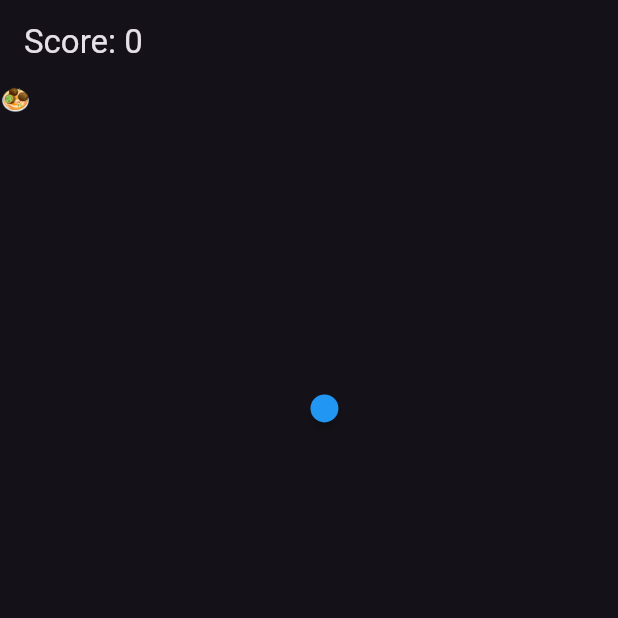
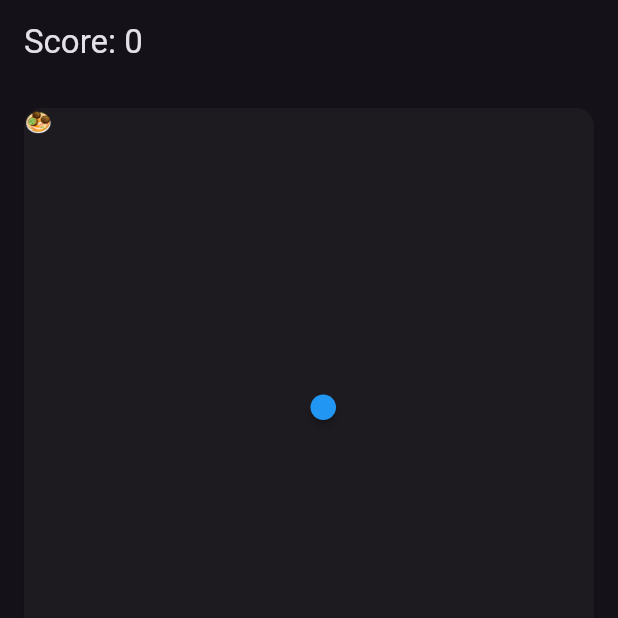
Before and after one commit to rodonisi/snake, a Flutter app: the screen it shows after launch, on a phone screen of 412 x 824 dp, the top half of it. Run offline on Flutter 3.47's test engine with Material 2 defaults, Android fonts, the phone set to English and light mode, and no system bars; our stand-ins replace logger.

Commit message:
Wrap game board into card

```diff
--- a/lib/main.dart
+++ b/lib/main.dart
@@ -87,7 +87,10 @@
           bottom: true,
           child: Column(
             children: [
-              const GameBoard(),
+              const Card(
+                margin: EdgeInsets.all(16.0),
+                child: GameBoard(),
+              ),
               if (isMobile) ...[
                 const Spacer(),
                 const Controls(),
```
